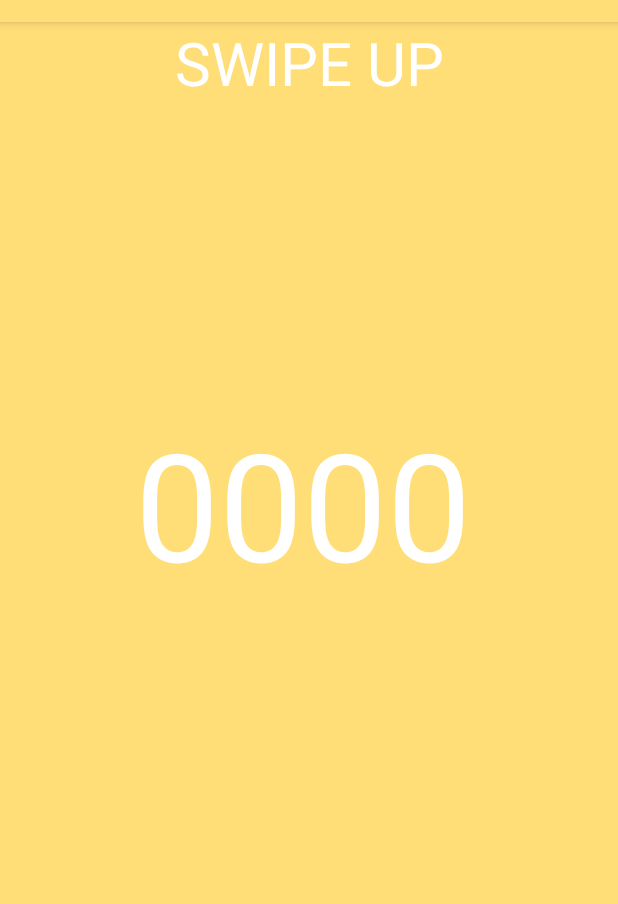
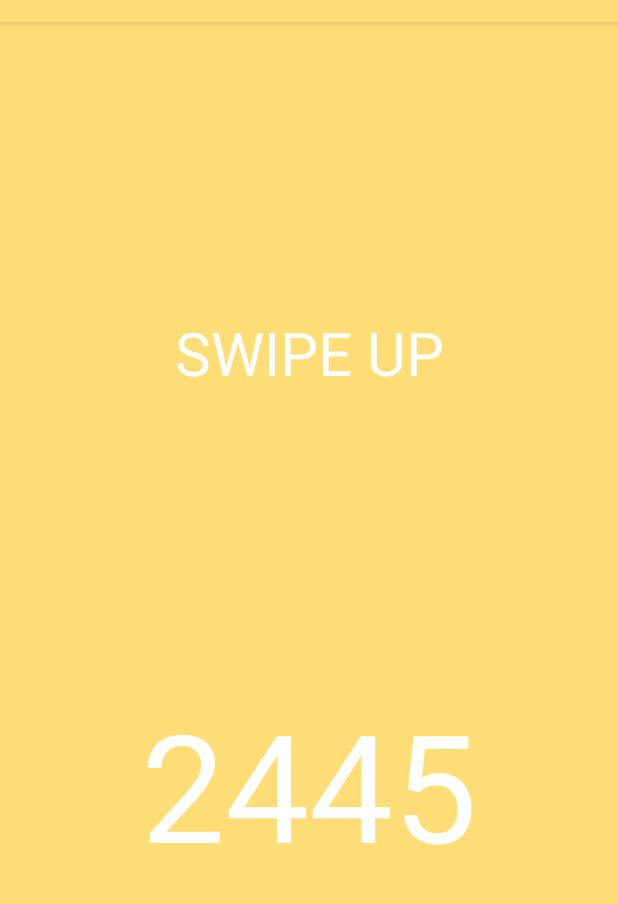
Before and after one commit to Arsikkk98/SomeApp, an Android app: the fragment DisappearFragment shown on its own in the app's theme, on a phone screen of 412 x 824 dp, the part 62-966 px from its top. Run offline under Robolectric (Android 15) with nearby library versions, the phone set to English and light mode, and no system bars.

Commit message:
Анимационное появление текущего года.

```diff
--- a/app/src/main/java/com/example/someapp/ui/disappear/DisappearFragment.kt
+++ b/app/src/main/java/com/example/someapp/ui/disappear/DisappearFragment.kt
@@ -2,25 +2,31 @@ package com.example.someapp.ui.disappear
 
 import android.annotation.SuppressLint
 import android.os.Bundle
+import android.os.CountDownTimer
 import android.view.LayoutInflater
 import android.view.MotionEvent
 import android.view.View
 import android.view.ViewGroup
 import android.widget.LinearLayout
 import android.widget.TextView
+import androidx.constraintlayout.widget.ConstraintLayout
 import androidx.fragment.app.Fragment
+import androidx.lifecycle.Observer
 import androidx.lifecycle.ViewModelProviders
 import com.example.someapp.R
 import kotlinx.coroutines.GlobalScope
 import kotlinx.coroutines.async
 import kotlinx.coroutines.delay
+import kotlinx.coroutines.launch
 
 
 class DisappearFragment : Fragment(), View.OnTouchListener {
 
     private lateinit var disappearViewModel: DisappearViewModel
     private lateinit var root: View
-    private lateinit var disappearLayer: LinearLayout
+    private lateinit var disappearLayer: ConstraintLayout
+
+    private var continueChangingDigits = true
 
     @SuppressLint("ClickableViewAccessibility")
     override fun onCreateView(
@@ -34,6 +40,26 @@ class DisappearFragment : Fragment(), View.OnTouchListener {
 
         disappearLayer = root.findViewById(R.id.disappear_layer)
         disappearLayer.setOnTouchListener(this)
+
+        val first = root.findViewById<TextView>(R.id.first)
+        val second = root.findViewById<TextView>(R.id.second)
+        val third = root.findViewById<TextView>(R.id.third)
+        val fourth = root.findViewById<TextView>(R.id.fourth)
+        val viewModel by lazy {
+            ViewModelProviders.of(this).get(DisappearViewModel::class.java)
+        }
+        viewModel.getDigitNow(1).observe(this, Observer<String>{ digit ->
+            first.text = digit
+        })
+        viewModel.getDigitNow(2).observe(this, Observer<String>{ digit ->
+            second.text = digit
+        })
+        viewModel.getDigitNow(3).observe(this, Observer<String>{ digit ->
+            third.text = digit
+        })
+        viewModel.getDigitNow(4).observe(this, Observer<String>{ digit ->
+            fourth.text = digit
+        })
 
         return root
     }
@@ -77,21 +103,4 @@ class DisappearFragment : Fragment(), View.OnTouchListener {
         back.alpha = 255
         disappearLayer.background = back
     }
-
-    /*private fun twistFirstDigit() {
-        var first = root.findViewById<TextView>(R.id.first)
-        GlobalScope.async(){
-            var counter = 20
-            while (counter > 0){
-                var nowValue = first.text.toString().toInt()
-                if (nowValue == 9)
-                    nowValue = 0
-                else
-                    nowValue++
-                first.text = nowValue.toString()
-                delay(100)
-                counter--
-            }
-        }
-    }*/
 }
--- a/app/src/main/java/com/example/someapp/ui/disappear/DisappearViewModel.kt
+++ b/app/src/main/java/com/example/someapp/ui/disappear/DisappearViewModel.kt
@@ -1,13 +1,120 @@
 package com.example.someapp.ui.disappear
 
+import android.os.CountDownTimer
 import androidx.lifecycle.LiveData
 import androidx.lifecycle.MutableLiveData
 import androidx.lifecycle.ViewModel
+import java.text.SimpleDateFormat
+import java.util.*
 
 class DisappearViewModel : ViewModel(){
 
-    private val _text = MutableLiveData<String>().apply {
-        value = "This is gallery Fragment"
+
+    private var continueChangingDigits = true
+    private val firstDigit = MutableLiveData<String>()
+    private val secondDigit = MutableLiveData<String>()
+    private val thirdDigit = MutableLiveData<String>()
+    private val fourthDigit = MutableLiveData<String>()
+
+
+
+    fun getDigitNow(digit: Int): LiveData<String> {
+        when (digit) {
+            1 -> {
+                firstDigit.value = "0"
+                startFirstTimer()
+                return firstDigit
+            }
+            2 -> {
+                secondDigit.value = "0"
+                startSecondTimer()
+                return secondDigit
+            }
+            3 -> {
+                thirdDigit.value = "0"
+                startThirdTimer()
+                return thirdDigit
+            }
+            4 -> {
+                fourthDigit.value = "0"
+                startFourthTimer()
+                return fourthDigit
+            }
+            else -> {
+                return firstDigit
+            }
+        }
     }
-    val text: LiveData<String> = _text
+
+    private fun startFirstTimer() {
+        var timer = object: CountDownTimer(2000, 90){
+            override fun onFinish() {
+                firstDigit.value = "2"
+            }
+
+            override fun onTick(millisUntilFinished: Long) {
+                var nowValue = firstDigit.value.toString().toInt()
+                if (nowValue == 9)
+                    nowValue = 0
+                else
+                    nowValue++
+                firstDigit.value = nowValue.toString()
+            }
+        }.start()
+    }
+
+    private fun startSecondTimer() {
+        var timer = object: CountDownTimer(3000, 80){
+            override fun onFinish() {
+                secondDigit.value = "0"
+            }
+
+            override fun onTick(millisUntilFinished: Long) {
+                var nowValue = secondDigit.value.toString().toInt()
+                if (nowValue == 9)
+                    nowValue = 0
+                else
+                    nowValue++
+                secondDigit.value = nowValue.toString()
+            }
+        }.start()
+    }
+
+    private fun startThirdTimer() {
+        var timer = object: CountDownTimer(4000, 70){
+            override fun onFinish() {
+                val sdf = SimpleDateFormat("yyyy")
+                val currentYear = sdf.format(Date()).toInt()
+                thirdDigit.value = ((currentYear/10)%10).toString()
+            }
+
+            override fun onTick(millisUntilFinished: Long) {
+                var nowValue = thirdDigit.value.toString().toInt()
+                if (nowValue == 9)
+                    nowValue = 0
+                else
+                    nowValue++
+                thirdDigit.value = nowValue.toString()
+            }
+        }.start()
+    }
+
+    private fun startFourthTimer() {
+        var timer = object: CountDownTimer(5000, 60){
+            override fun onFinish() {
+                val sdf = SimpleDateFormat("yyyy")
+                val currentYear = sdf.format(Date()).toInt()
+                fourthDigit.value = (currentYear%10).toString()
+            }
+
+            override fun onTick(millisUntilFinished: Long) {
+                var nowValue = fourthDigit.value.toString().toInt()
+                if (nowValue == 9)
+                    nowValue = 0
+                else
+                    nowValue++
+                fourthDigit.value = nowValue.toString()
+            }
+        }.start()
+    }
 }
--- a/app/src/main/res/layout/fragment_disappear.xml
+++ b/app/src/main/res/layout/fragment_disappear.xml
@@ -1,70 +1,78 @@
 <?xml version="1.0" encoding="utf-8"?>
-<androidx.constraintlayout.widget.ConstraintLayout
-    xmlns:android="http://schemas.android.com/apk/res/android"
+<androidx.constraintlayout.widget.ConstraintLayout xmlns:android="http://schemas.android.com/apk/res/android"
     android:layout_width="match_parent"
-    android:layout_height="match_parent">
+    android:layout_height="match_parent"
+    xmlns:app="http://schemas.android.com/apk/res-auto">
 
     <ImageView
         android:layout_width="match_parent"
         android:layout_height="match_parent"
         android:src="@drawable/broaden_wild"
+        android:contentDescription="@string/disappear_image"
         android:scaleType="centerCrop"/>
 
-    <LinearLayout
+    <androidx.constraintlayout.widget.ConstraintLayout
         android:id="@+id/disappear_layer"
         android:layout_width="match_parent"
         android:layout_height="match_parent"
-        android:background="@color/colorPrimary"
-        android:orientation="vertical">
+        android:background="@color/colorPrimary">
+
 
         <TextView
+            android:id="@+id/swipe_textView"
             android:layout_width="match_parent"
             android:layout_height="wrap_content"
             android:textSize="40sp"
             android:gravity="center"
             android:textColor="@color/colorWhite"
-            android:text="SWIPE UP"/>
+            android:text="@string/swipe_up"
+            app:layout_constraintTop_toTopOf="parent"
+            app:layout_constraintStart_toStartOf="parent"
+            app:layout_constraintEnd_toEndOf="parent"
+            app:layout_constraintBottom_toTopOf="@id/counter_layout"/>
+
 
         <LinearLayout
-            android:layout_width="match_parent"
+            android:id="@+id/counter_layout"
+            android:layout_width="wrap_content"
             android:layout_height="wrap_content"
-            android:layout_marginTop="200dp"
             android:background="@color/colorPrimary"
-            android:orientation="horizontal">
+            android:orientation="horizontal"
+            app:layout_constraintTop_toBottomOf="@id/swipe_textView"
+            app:layout_constraintStart_toStartOf="parent"
+            app:layout_constraintEnd_toEndOf="parent"
+            app:layout_constraintBottom_toBottomOf="parent">
 
             <TextView
                 android:id="@+id/first"
                 android:layout_width="wrap_content"
                 android:layout_height="wrap_content"
                 android:textSize="100sp"
-                android:layout_marginStart="90dp"
-                android:text="0"
+                android:text="@string/zero"
                 android:textColor="@color/colorWhite"/>
             <TextView
                 android:id="@+id/second"
                 android:layout_width="wrap_content"
                 android:layout_height="wrap_content"
                 android:textSize="100sp"
-                android:text="0"
+                android:text="@string/zero"
                 android:textColor="@color/colorWhite"/>
             <TextView
                 android:id="@+id/third"
                 android:layout_width="wrap_content"
                 android:layout_height="wrap_content"
                 android:textSize="100sp"
-                android:text="0"
+                android:text="@string/zero"
                 android:textColor="@color/colorWhite"/>
             <TextView
                 android:id="@+id/fourth"
                 android:layout_width="wrap_content"
                 android:layout_height="wrap_content"
                 android:textSize="100sp"
-                android:text="0"
+                android:text="@string/zero"
                 android:textColor="@color/colorWhite"/>
 
         </LinearLayout>
-
-
-    </LinearLayout>
+    </androidx.constraintlayout.widget.ConstraintLayout>
 
 </androidx.constraintlayout.widget.ConstraintLayout>
--- a/app/src/main/res/values/strings.xml
+++ b/app/src/main/res/values/strings.xml
@@ -20,4 +20,8 @@
     <string name="biometric_title">Авторизация по сканеру отпечатка пальца</string>
     <string name="biometric_desc">Используйте отпечаток пальцев, чтобы авторизоваться в приложении</string>
     <string name="biometric_cancel">Ввести пароль</string>
+
+    <string name="swipe_up">SWIPE UP</string>
+    <string name="zero">0</string>
+    <string name="disappear_image">Background</string>
 </resources>
```
